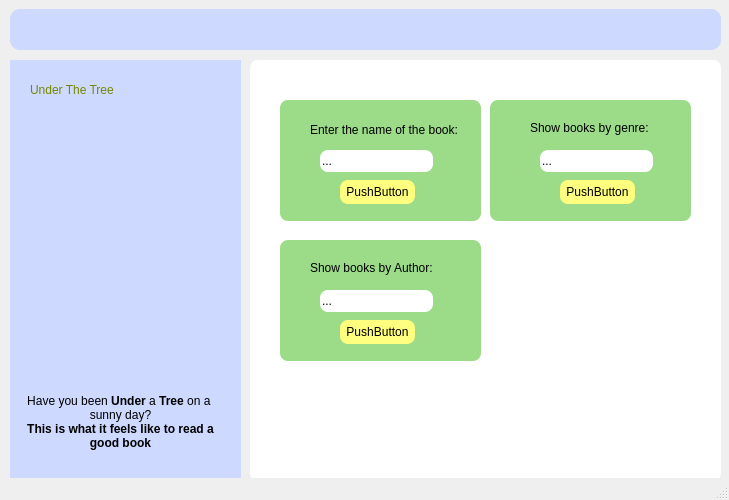
The window that QT.ui (mcamilamp/Library-QT) describes before a commit, drawn with Qt 5.
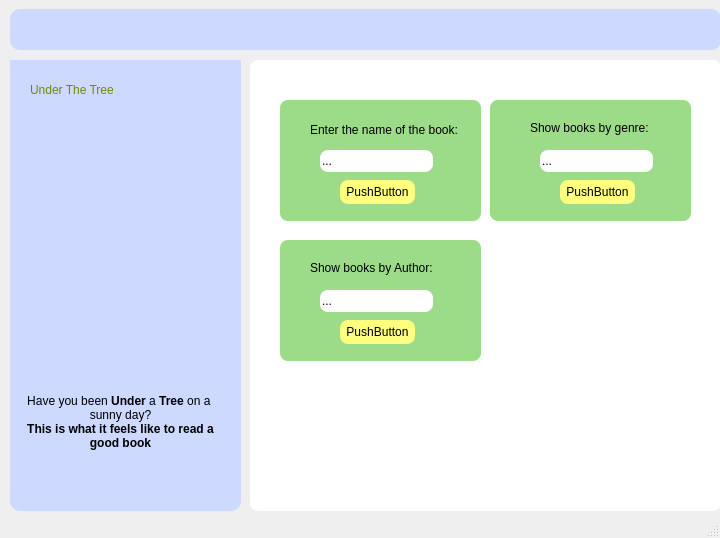
The same window after the commit. Icons and pictures are not drawn.

Diff of the .ui file:
```diff
--- a/QT.ui
+++ b/QT.ui
@@ -6,8 +6,8 @@
    <rect>
     <x>0</x>
     <y>0</y>
-    <width>729</width>
-    <height>500</height>
+    <width>720</width>
+    <height>538</height>
    </rect>
   </property>
   <property name="windowTitle">
@@ -121,7 +121,7 @@
       <x>250</x>
       <y>60</y>
       <width>471</width>
-      <height>421</height>
+      <height>451</height>
      </rect>
     </property>
     <property name="styleSheet">
```
Left out of the diff: 12 changed lines with no effect on the pictures.
